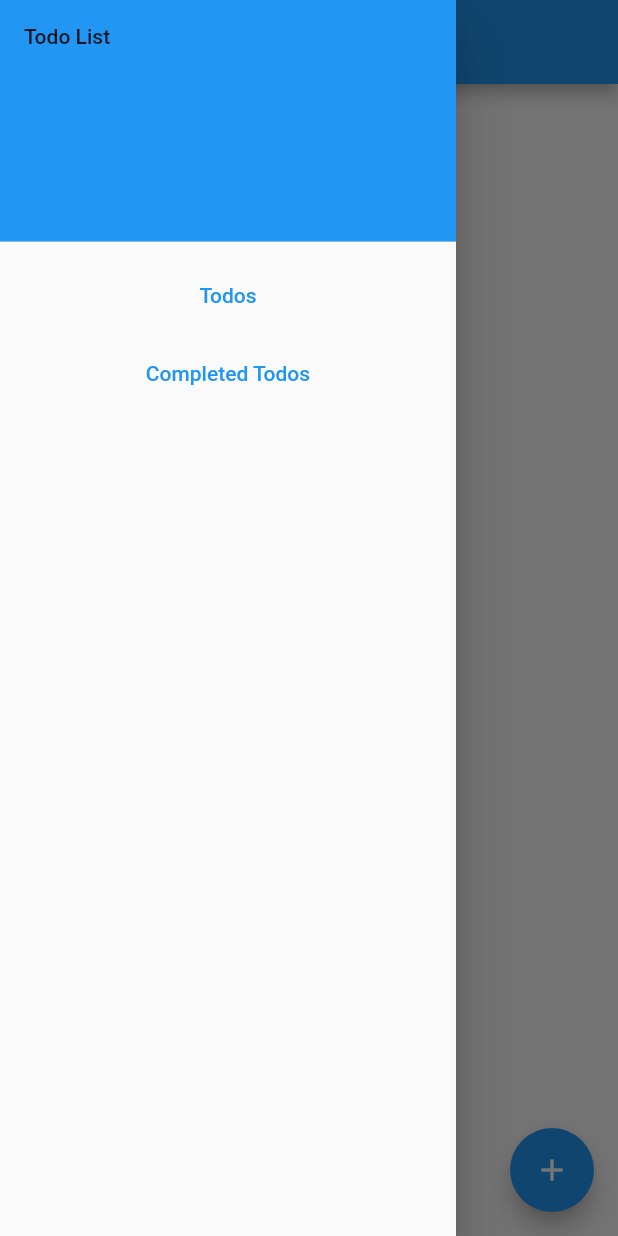
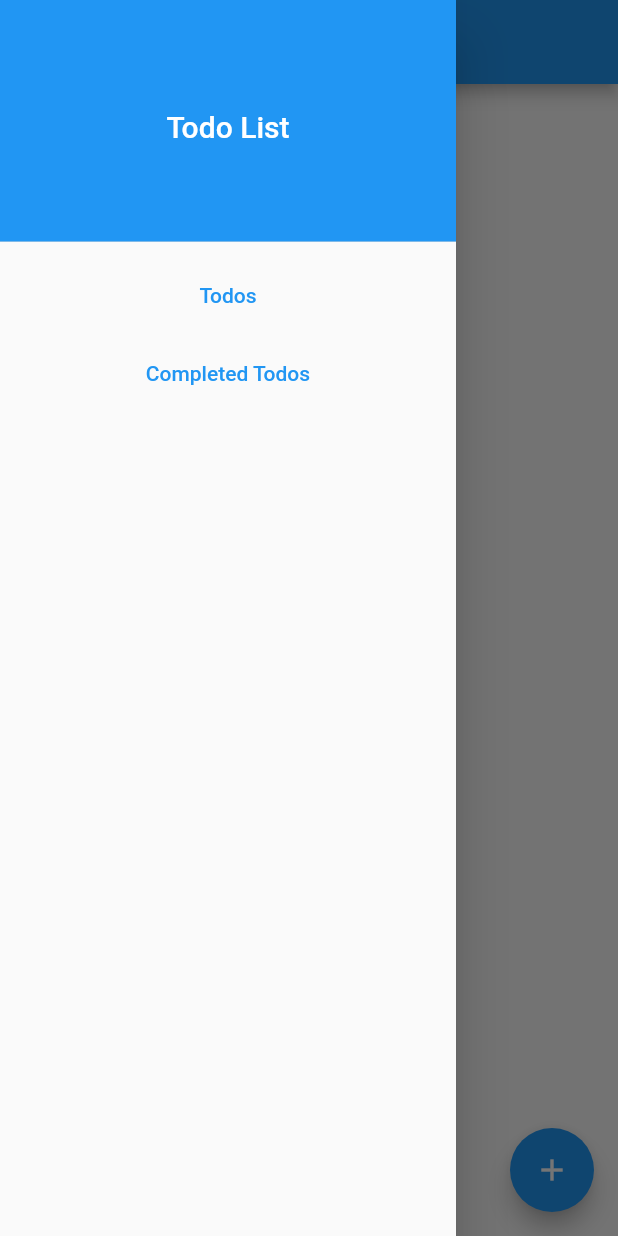
Before and after one commit to robertexplodes/todos, a Flutter app: the screen it shows after launch, with the side drawer open, on a phone screen of 412 x 824 dp. Run offline on Flutter 3.47's test engine with Material 2 defaults, Android fonts, the phone set to English and light mode, and no system bars; our stand-ins replace cloud_firestore, firebase_core; accounts and stored records are empty; statements that could not run were skipped.

Commit message:
added text if todos are empty

```diff
--- a/lib/widgets/drawer.dart
+++ b/lib/widgets/drawer.dart
@@ -14,7 +14,12 @@ class TodoDrawer extends StatelessWidget {
             decoration: BoxDecoration(
               color: Colors.blue,
             ),
-            child: Text('Todo List'),
+            child: Center(
+              child: Text(
+                'Todo List',
+                style: TextStyle(fontSize: 20, color: Colors.white),
+              ),
+            ),
           ),
           ListTile(
             title: TextButton(
--- a/lib/widgets/todo_list.dart
+++ b/lib/widgets/todo_list.dart
@@ -13,7 +13,12 @@ class TodoList extends StatelessWidget {
 
   @override
   Widget build(BuildContext context) {
-    var todos = Provider.of<TodoProvider>(context).todos;
+    var todos = Provider.of<TodoProvider>(context).todosByState(showCompleted);
+    if(todos.isEmpty) {
+      return Center(
+        child: Text('No todos yet!', style: Theme.of(context).textTheme.headline6),
+      );
+    }
     return ListView.builder(
       itemBuilder: (context, index) {
         if (!showCompleted && todos[index].completed ||
@@ -57,10 +62,6 @@ class TodoList extends StatelessWidget {
                     Icons.delete,
                     color: Colors.white,
                   ),
-                  Text(
-                    'Move to trash',
-                    style: TextStyle(color: Colors.white),
-                  ),
                 ],
               ),
             ),
```
